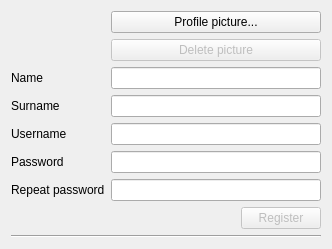
Qt form client/registrationwindow.ui (gianluca-amprimo/pds-project) before a commit.
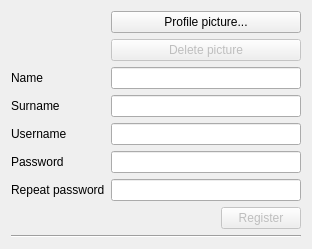
The same form after that commit. Icons and pictures are not drawn.

The edit to the form file:
```diff
--- a/client/registrationwindow.ui
+++ b/client/registrationwindow.ui
@@ -122,7 +122,7 @@
       <number>2</number>
      </property>
      <property name="leftMargin">
-      <number>230</number>
+      <number>210</number>
      </property>
      <item>
       <widget class="QPushButton" name="RegisterButton">
```
Left out of the diff: 9 changed lines with no effect on the pictures.
